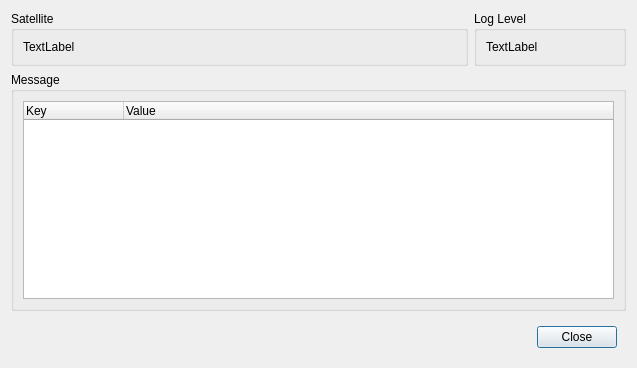
This is cxx/listeners/Observatory/LogDialog.ui in constellation-daq/Constellation as Qt 5 draws it before an edit. The edited form follows.
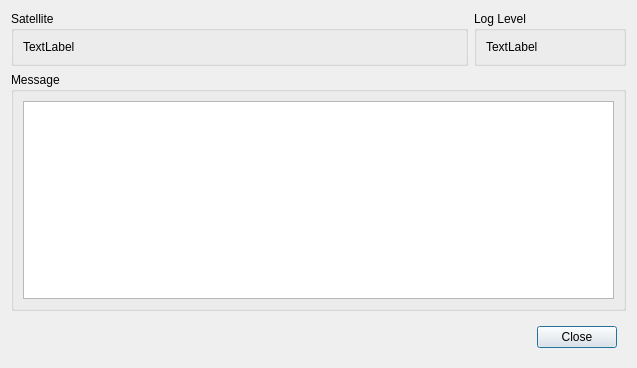
This is the edited form.

Commit message: Observatory: improve log dialog

```diff
--- a/cxx/listeners/Observatory/LogDialog.ui
+++ b/cxx/listeners/Observatory/LogDialog.ui
@@ -21,26 +21,16 @@
      </property>
      <layout class="QVBoxLayout" name="verticalLayout">
       <item>
-       <widget class="QTreeWidget" name="treeLogMessage">
-        <property name="rootIsDecorated">
-         <bool>false</bool>
+       <widget class="QTableWidget" name="messageTable">
+        <property name="alternatingRowColors">
+         <bool>true</bool>
         </property>
-        <property name="uniformRowHeights">
+        <attribute name="horizontalHeaderStretchLastSection">
+         <bool>true</bool>
+        </attribute>
+        <attribute name="verticalHeaderVisible">
          <bool>false</bool>
-        </property>
-        <property name="columnCount">
-         <number>2</number>
-        </property>
-        <column>
-         <property name="text">
-          <string>Key</string>
-         </property>
-        </column>
-        <column>
-         <property name="text">
-          <string>Value</string>
-         </property>
-        </column>
+        </attribute>
        </widget>
       </item>
      </layout>
```
The commit also changes 1 other file.
